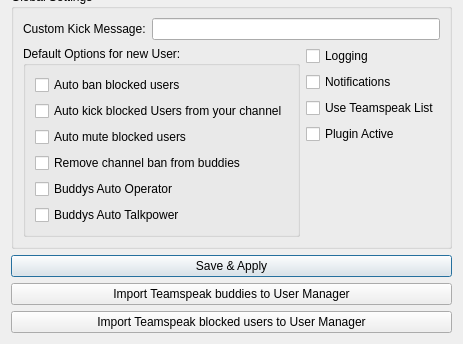
Above: User-Manager.ui from alex720/user-manager before the change; both pictures show x 0 to 463 and y 216 to 560 of the 463 by 560 pixel window. Below: the same form after it.
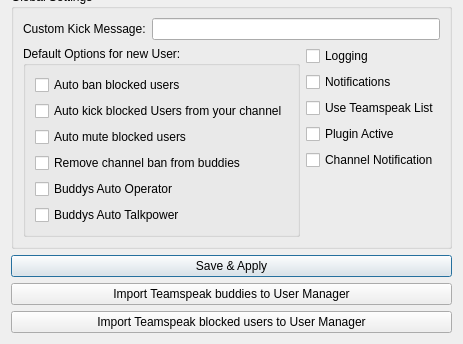
That is the form after the change.

Commit message: added feature: channel Annoucment

The edit to the form file:
```diff
--- a/User-Manager.ui
+++ b/User-Manager.ui
@@ -6,7 +6,7 @@
    <rect>
     <x>0</x>
     <y>0</y>
-    <width>410</width>
+    <width>412</width>
     <height>523</height>
    </rect>
   </property>
@@ -296,6 +296,16 @@
             </property>
            </widget>
           </item>
+          <item>
+           <widget class="QCheckBox" name="chkChannelNotifikations">
+            <property name="toolTip">
+             <string>Notfications in the  Channel Chat if you remove a User out of the Channel</string>
+            </property>
+            <property name="text">
+             <string>Channel Notification</string>
+            </property>
+           </widget>
+          </item>
           <item>
            <spacer name="verticalSpacer">
             <property name="orientation">
```
The commit also changes 6 other files.
